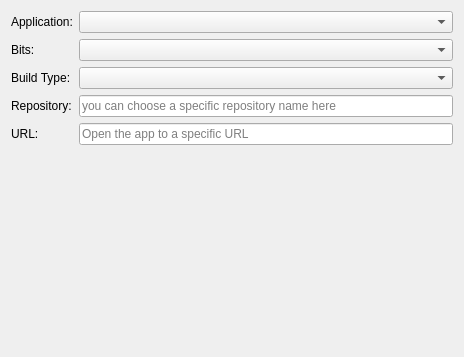
Above: gui/mozregui/ui/intro.ui from mozilla/mozregression before the change. Below: the same form after it.
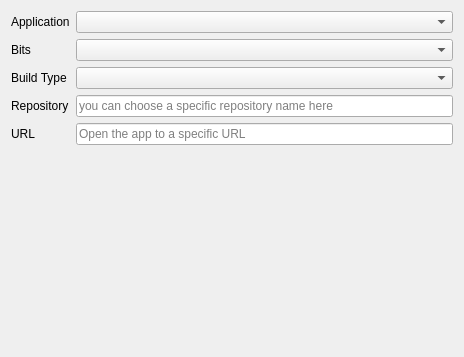
That is the form after the change.

```diff
--- a/gui/mozregui/ui/intro.ui
+++ b/gui/mozregui/ui/intro.ui
@@ -17,7 +17,7 @@
    <item row="0" column="0">
     <widget class="QLabel" name="label">
      <property name="text">
-      <string>Application:</string>
+      <string>Application</string>
      </property>
     </widget>
    </item>
@@ -27,7 +27,7 @@
    <item row="1" column="0">
     <widget class="QLabel" name="label_4">
      <property name="text">
-      <string>Bits:</string>
+      <string>Bits</string>
      </property>
     </widget>
    </item>
@@ -37,7 +37,7 @@
    <item row="2" column="0">
     <widget class="QLabel" name="label_5">
      <property name="text">
-      <string>Build Type:</string>
+      <string>Build Type</string>
      </property>
     </widget>
    </item>
@@ -54,7 +54,7 @@
       <string>you can choose a specific repository name here</string>
      </property>
      <property name="text">
-      <string>Repository:</string>
+      <string>Repository</string>
      </property>
     </widget>
    </item>
@@ -74,7 +74,7 @@
       <string>enter a URL to pass to the app</string>
      </property>
      <property name="text">
-      <string>URL:</string>
+      <string>URL</string>
      </property>
     </widget>
    </item>
```
